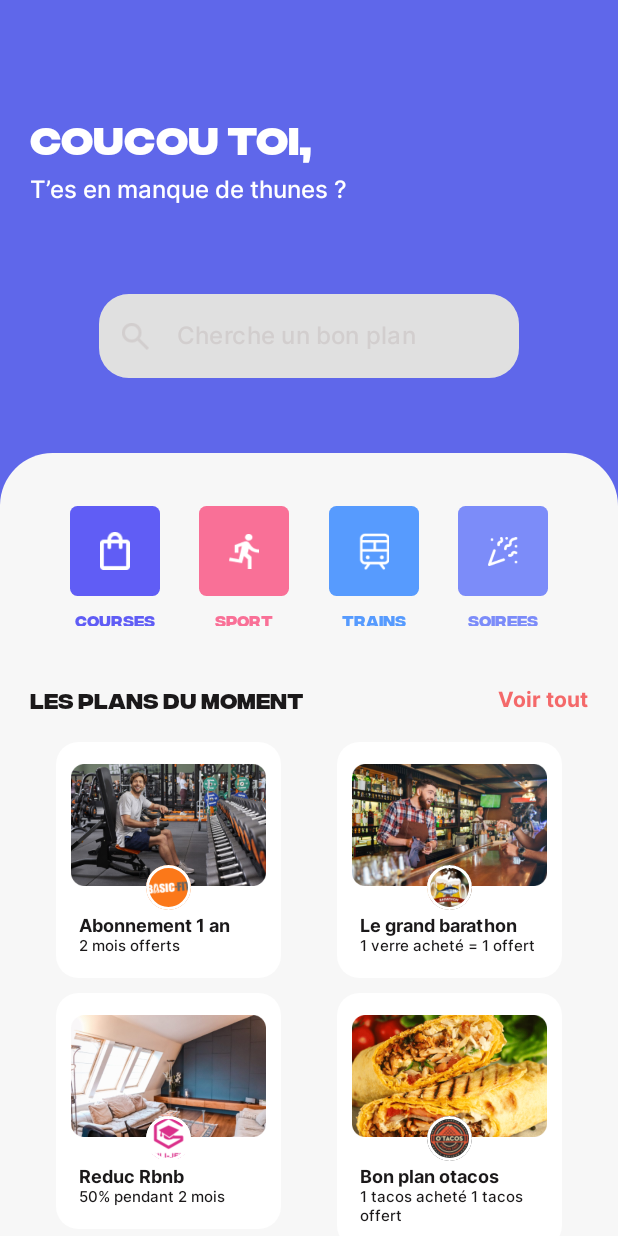
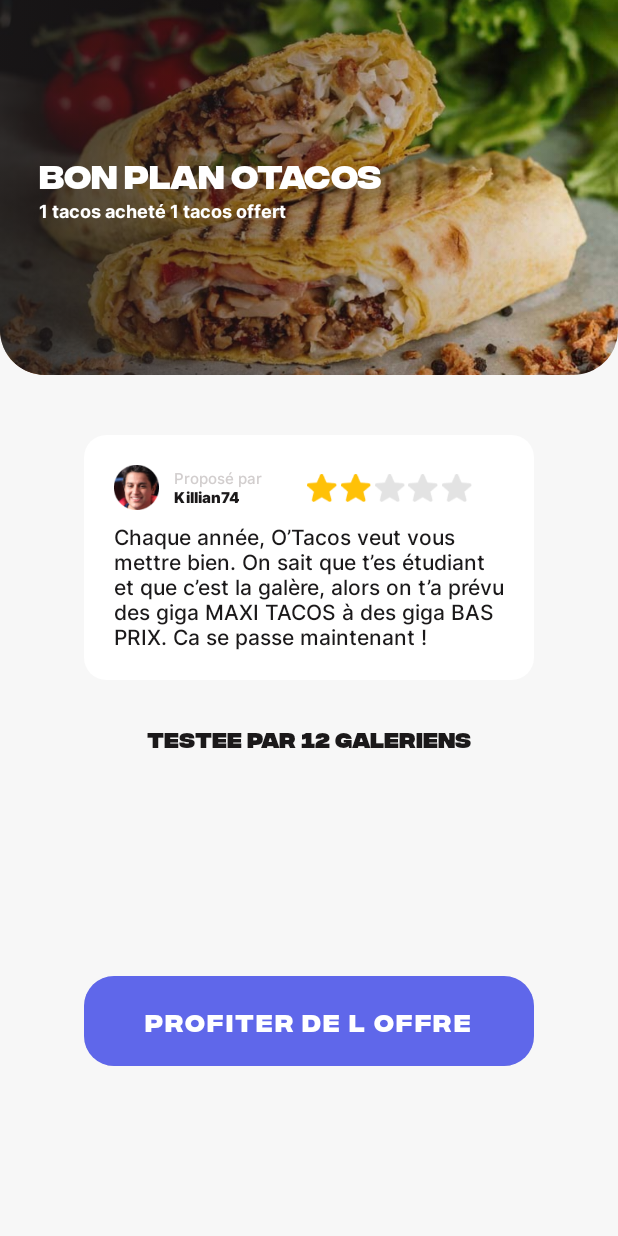
Before and after one commit to AzaWoodyy/PadSou, an Android app built with Jetpack Compose: the screen it shows after launch (MainActivity), on a phone screen of 412 x 824 dp. Run offline under Robolectric (Android 15) with nearby library versions, the phone set to English and light mode, and no system bars.

Commit message:
:lipstick: Designed the plan detail page

```diff
--- a/app/src/main/java/com/example/padsous/MainActivity.kt
+++ b/app/src/main/java/com/example/padsous/MainActivity.kt
@@ -10,8 +10,10 @@ import androidx.compose.material.Text
 import androidx.compose.runtime.Composable
 import androidx.compose.ui.Modifier
 import androidx.compose.ui.tooling.preview.Preview
+import com.example.padsous.models.Plan
 import com.example.padsous.screens.HomePage
 import com.example.padsous.screens.OnBoarding
+import com.example.padsous.screens.PlanDetail
 import com.example.padsous.ui.theme.PadSousTheme
 
 class MainActivity : ComponentActivity() {
@@ -33,7 +35,9 @@ class MainActivity : ComponentActivity() {
 
 @Composable
 fun Greeting() {
-    HomePage()
+    val plan1: Plan = Plan(id = 8, name = "Bon plan otacos", description = "1 tacos acheté 1 tacos offert", descImage = R.drawable.kebabdesc, image = R.drawable.kebabimg, nbTesters = 12)
+
+    PlanDetail(plan1)
 }
 
 @Preview(showBackground = true)
--- a/app/src/main/java/com/example/padsous/features/homepage/content/DetailContent.kt
+++ b/app/src/main/java/com/example/padsous/features/homepage/content/DetailContent.kt
@@ -23,14 +23,14 @@ import com.google.accompanist.flowlayout.MainAxisAlignment
 
 @Composable
 fun DetailContent() {
-    val plan1: Plan = Plan(id = 1, name = "Abonnement 1 an", description = "2 mois offerts", descImage = R.drawable.sportdesc, image = R.drawable.sportimg)
-    val plan2: Plan = Plan(id = 2, name = "Le grand barathon", description = "1 verre acheté = 1 offert", descImage = R.drawable.bardesc, image = R.drawable.barimg)
-    val plan3: Plan = Plan(id = 3, name = "Reduc Rbnb", description = "50% pendant 2 mois", descImage = R.drawable.hosteldesc, image = R.drawable.hostelimg)
-    val plan4: Plan = Plan(id = 4, name = "Bon plan otacos", description = "1 tacos acheté 1 tacos offert", descImage = R.drawable.kebabdesc, image = R.drawable.kebabimg)
-    val plan5: Plan = Plan(id = 5, name = "Abonnement 1 an", description = "2 mois offerts", descImage = R.drawable.sportdesc, image = R.drawable.sportimg)
-    val plan6: Plan = Plan(id = 6, name = "Le grand barathon", description = "1 verre acheté = 1 offert", descImage = R.drawable.bardesc, image = R.drawable.barimg)
-    val plan7: Plan = Plan(id = 7, name = "Reduc Rbnb", description = "50% pendant 2 mois", descImage = R.drawable.hosteldesc, image = R.drawable.hostelimg)
-    val plan8: Plan = Plan(id = 8, name = "Bon plan otacos", description = "1 tacos acheté 1 tacos offert", descImage = R.drawable.kebabdesc, image = R.drawable.kebabimg)
+    val plan1: Plan = Plan(id = 1, name = "Abonnement 1 an", description = "2 mois offerts", descImage = R.drawable.sportdesc, image = R.drawable.sportimg, nbTesters = 25)
+    val plan2: Plan = Plan(id = 2, name = "Le grand barathon", description = "1 verre acheté = 1 offert", descImage = R.drawable.bardesc, image = R.drawable.barimg, nbTesters = 25)
+    val plan3: Plan = Plan(id = 3, name = "Reduc Rbnb", description = "50% pendant 2 mois", descImage = R.drawable.hosteldesc, image = R.drawable.hostelimg, nbTesters = 25)
+    val plan4: Plan = Plan(id = 4, name = "Bon plan otacos", description = "1 tacos acheté 1 tacos offert", descImage = R.drawable.kebabdesc, image = R.drawable.kebabimg, nbTesters = 25)
+    val plan5: Plan = Plan(id = 5, name = "Abonnement 1 an", description = "2 mois offerts", descImage = R.drawable.sportdesc, image = R.drawable.sportimg, nbTesters = 25)
+    val plan6: Plan = Plan(id = 6, name = "Le grand barathon", description = "1 verre acheté = 1 offert", descImage = R.drawable.bardesc, image = R.drawable.barimg, nbTesters = 25)
+    val plan7: Plan = Plan(id = 7, name = "Reduc Rbnb", description = "50% pendant 2 mois", descImage = R.drawable.hosteldesc, image = R.drawable.hostelimg, nbTesters = 25)
+    val plan8: Plan = Plan(id = 8, name = "Bon plan otacos", description = "1 tacos acheté 1 tacos offert", descImage = R.drawable.kebabdesc, image = R.drawable.kebabimg, nbTesters = 25)
     val plans = listOf(plan1, plan2, plan3, plan4, plan5, plan6, plan7, plan8)
 
     Column (
--- /dev/null
+++ b/app/src/main/java/com/example/padsous/features/plandetail/PlanDetaiContent.kt
@@ -0,0 +1,40 @@
+package com.example.padsous.features.plandetail
+
+import androidx.compose.foundation.background
+import androidx.compose.foundation.layout.*
+import androidx.compose.foundation.shape.RoundedCornerShape
+import androidx.compose.material.Button
+import androidx.compose.material.ButtonDefaults
+import androidx.compose.material.Text
+import androidx.compose.runtime.Composable
+import androidx.compose.ui.Alignment
+import androidx.compose.ui.Modifier
+import androidx.compose.ui.draw.clip
+import androidx.compose.ui.graphics.Color
+import androidx.compose.ui.text.font.FontWeight
+import androidx.compose.ui.unit.dp
+import androidx.compose.ui.unit.sp
+import com.example.padsous.models.Plan
+import com.example.padsous.ui.theme.*
+
+@Composable
+fun PlanDetailContent(planId: Int, nbTesters: Int) {
+
+
+    Column(
+        horizontalAlignment = Alignment.CenterHorizontally,
+        modifier = Modifier
+            .fillMaxWidth()
+            .padding(top = 40.dp)
+    ) {
+        Comment()
+        Spacer(modifier = Modifier.height(30.dp))
+        Text(
+            text = "TESTEE PAR $nbTesters GALERIENS",
+            color = AlmostBlackCustom,
+            fontFamily = IntegralCf,
+            fontSize = 14.sp,
+            fontWeight = FontWeight.Black
+        )
+    }
+}
--- /dev/null
+++ b/app/src/main/java/com/example/padsous/features/plandetail/PlanDetaiFooter.kt
@@ -0,0 +1,49 @@
+package com.example.padsous.features.plandetail
+
+import androidx.compose.foundation.background
+import androidx.compose.foundation.layout.*
+import androidx.compose.foundation.shape.RoundedCornerShape
+import androidx.compose.material.Button
+import androidx.compose.material.ButtonDefaults
+import androidx.compose.material.Text
+import androidx.compose.runtime.Composable
+import androidx.compose.ui.Alignment
+import androidx.compose.ui.Modifier
+import androidx.compose.ui.draw.clip
+import androidx.compose.ui.graphics.Color
+import androidx.compose.ui.text.font.FontWeight
+import androidx.compose.ui.unit.dp
+import androidx.compose.ui.unit.sp
+import com.example.padsous.ui.theme.BlueCustom
+import com.example.padsous.ui.theme.IntegralCf
+import com.example.padsous.ui.theme.MediumGreyCustom
+
+@Composable
+fun PlanDetailFooter() {
+    Column(
+        horizontalAlignment = Alignment.CenterHorizontally,
+        modifier = Modifier
+            .offset(y = 150.dp)
+    ) {
+        Button(
+            onClick = { /*TODO*/ },
+            Modifier
+                .width(300.dp)
+                .clip(shape = RoundedCornerShape(20.dp))
+                .height(60.dp),
+
+            colors = ButtonDefaults.buttonColors(
+                backgroundColor = BlueCustom,
+                contentColor = Color.White
+            )
+        ) {
+            Text(
+                color = Color.White,
+                fontFamily = IntegralCf,
+                fontSize = 16.sp,
+                fontWeight = FontWeight.Bold,
+                text = "PROFITER DE L OFFRE"
+            )
+        }
+    }
+}
--- /dev/null
+++ b/app/src/main/java/com/example/padsous/features/plandetail/PlanDetaiHeader.kt
@@ -0,0 +1,81 @@
+package com.example.padsous.features.plandetail
+
+import androidx.compose.foundation.Image
+import androidx.compose.foundation.background
+import androidx.compose.foundation.layout.*
+import androidx.compose.foundation.shape.RoundedCornerShape
+import androidx.compose.material.Text
+import androidx.compose.runtime.*
+import androidx.compose.ui.Alignment
+import androidx.compose.ui.Modifier
+import androidx.compose.ui.draw.clip
+import androidx.compose.ui.graphics.BlendMode
+import androidx.compose.ui.graphics.Brush
+import androidx.compose.ui.graphics.Color
+import androidx.compose.ui.graphics.ColorFilter
+import androidx.compose.ui.layout.ContentScale
+import androidx.compose.ui.res.painterResource
+import androidx.compose.ui.text.font.FontWeight
+import androidx.compose.ui.unit.dp
+import androidx.compose.ui.unit.sp
+import com.example.padsous.ui.theme.*
+
+@Composable
+fun PlanDetailHeader(img: Int, title: String, subtitle: String) {
+    val gradient = Brush.horizontalGradient(
+        colors = listOf(AlmostBlackOpacityCustom, Color.Transparent),
+    )
+
+    Column(
+        horizontalAlignment = Alignment.CenterHorizontally,
+        modifier = Modifier
+            .fillMaxWidth()
+    ) {
+        Box(
+            modifier = Modifier
+                .fillMaxWidth()
+                .height(250.dp)
+        )
+        {
+            Image(
+                painter = painterResource(id = img),
+                contentScale = ContentScale.Crop,
+                modifier = Modifier
+                    .fillMaxWidth()
+                    .clip(shape = RoundedCornerShape(0.dp, 0.dp, 30.dp, 30.dp))
+                    .fillMaxHeight(),
+                contentDescription = "img"
+            )
+            Box(modifier = Modifier
+                .matchParentSize()
+                .clip(RoundedCornerShape(0.dp, 0.dp, 30.dp, 30.dp))
+                .background(gradient))
+            Column(
+                verticalArrangement = Arrangement.Center,
+                horizontalAlignment = Alignment.Start,
+                modifier = Modifier
+                    .fillMaxWidth()
+                    .fillMaxHeight()
+                    .padding(16.dp)
+                    .padding(start = 10.dp)
+            ) {
+                Text(
+                    title,
+                    color = Color.White,
+                    fontFamily = IntegralCf,
+                    fontSize = 22.sp,
+                    fontWeight = FontWeight.Bold
+                )
+                Spacer(modifier = Modifier.padding(top = 5.dp))
+                Text(
+                    subtitle,
+                    color = Color.White,
+                    fontFamily = Inter,
+                    fontSize = 12.sp,
+                    fontWeight = FontWeight.Bold
+                )
+            }
+
+        }
+    }
+}
--- /dev/null
+++ b/app/src/main/java/com/example/padsous/features/plandetail/comment.kt
@@ -0,0 +1,73 @@
+package com.example.padsous.features.plandetail
+
+import androidx.compose.foundation.Image
+import androidx.compose.foundation.background
+import androidx.compose.foundation.layout.*
+import androidx.compose.foundation.shape.RoundedCornerShape
+import androidx.compose.material.Text
+import androidx.compose.runtime.Composable
+import androidx.compose.ui.Alignment
+import androidx.compose.ui.Modifier
+import androidx.compose.ui.draw.clip
+import androidx.compose.ui.graphics.Color
+import androidx.compose.ui.res.painterResource
+import androidx.compose.ui.text.font.FontWeight
+import androidx.compose.ui.unit.dp
+import androidx.compose.ui.unit.sp
+import com.example.padsous.R
+import com.example.padsous.ui.theme.AlmostBlackCustom
+import com.example.padsous.ui.theme.IntegralCf
+import com.example.padsous.ui.theme.Inter
+import com.example.padsous.ui.theme.LightGreyCustom
+
+@Composable
+fun Comment() {
+    Column(
+        modifier = Modifier
+            .width(300.dp)
+            .clip(shape = RoundedCornerShape(15.dp))
+            .background(Color.White)
+            .padding(20.dp)
+    ) {
+        Row(
+            verticalAlignment = Alignment.CenterVertically,
+            modifier = Modifier.fillMaxWidth()
+        ) {
+            Image(
+                painter = painterResource(id = R.drawable.pfp1),
+                modifier = Modifier
+                    .width(30.dp)
+                    .height(30.dp),
+                contentDescription = "img"
+            )
+            Column(
+                modifier = Modifier.padding(start = 10.dp)
+            ) {
+                Text(
+                    text = "Proposé par",
+                    color = LightGreyCustom,
+                    fontFamily = Inter,
+                    fontSize = 10.sp,
+                    fontWeight = FontWeight.Medium
+                )
+                Text(
+                    text = "Killian74",
+                    color = AlmostBlackCustom,
+                    fontFamily = Inter,
+                    fontSize = 10.sp,
+                    fontWeight = FontWeight.Black
+                )
+            }
+            Spacer(modifier = Modifier.padding(start = 30.dp))
+            Stars(2)
+        }
+        Spacer(modifier = Modifier.height(10.dp))
+        Text(
+            text = "Chaque année, O’Tacos veut vous mettre bien. On sait que t’es étudiant et que c’est la galère, alors on t’a prévu des giga MAXI TACOS à des giga BAS PRIX. Ca se passe maintenant !",
+            color = AlmostBlackCustom,
+            fontFamily = Inter,
+            fontSize = 14.sp,
+            fontWeight = FontWeight.Medium
+        )
+    }
+}
--- /dev/null
+++ b/app/src/main/java/com/example/padsous/features/plandetail/stars.kt
@@ -0,0 +1,36 @@
+package com.example.padsous.features.plandetail
+
+import androidx.compose.foundation.Image
+import androidx.compose.foundation.layout.Arrangement
+import androidx.compose.foundation.layout.Row
+import androidx.compose.foundation.layout.height
+import androidx.compose.foundation.layout.width
+import androidx.compose.runtime.Composable
+import androidx.compose.ui.Modifier
+import androidx.compose.ui.res.painterResource
+import androidx.compose.ui.unit.dp
+import com.example.padsous.R
+
+@Composable
+fun Stars(nb: Int) {
+    Row (
+        horizontalArrangement = Arrangement.SpaceBetween,
+        modifier = Modifier
+            .width(110.dp)
+            ){
+        for (i in 1..nb) {
+            Image(
+                painter = painterResource(id = R.drawable.yellowstar),
+                modifier = Modifier.height(20.dp).width(20.dp),
+                contentDescription = "img"
+            )
+        }
+        for (i in 1..5 - nb) {
+            Image(
+                painter = painterResource(id = R.drawable.greystar),
+                modifier = Modifier.height(20.dp).width(20.dp),
+                contentDescription = "img"
+            )
+        }
+    }
+}
--- a/app/src/main/java/com/example/padsous/models/Plan.kt
+++ b/app/src/main/java/com/example/padsous/models/Plan.kt
@@ -5,5 +5,6 @@ data class Plan(
     val name: String,
     val description: String,
     val descImage: Int,
+    val nbTesters: Int,
     val image: Int
 )
--- /dev/null
+++ b/app/src/main/java/com/example/padsous/screens/PlanDetail.kt
@@ -0,0 +1,30 @@
+package com.example.padsous.screens
+
+import androidx.compose.foundation.background
+import androidx.compose.foundation.layout.*
+import androidx.compose.material.Text
+import androidx.compose.runtime.Composable
+import androidx.compose.ui.Alignment
+import androidx.compose.ui.Modifier
+import androidx.compose.ui.layout.ContentScale
+import androidx.compose.ui.unit.dp
+import com.example.padsous.features.homepage.content.SearchBar
+import com.example.padsous.features.plandetail.PlanDetailContent
+import com.example.padsous.features.plandetail.PlanDetailFooter
+import com.example.padsous.features.plandetail.PlanDetailHeader
+import com.example.padsous.models.Plan
+import com.example.padsous.ui.theme.MediumGreyCustom
+
+@Composable
+fun PlanDetail(plan: Plan) {
+    Column(
+        horizontalAlignment = Alignment.CenterHorizontally,
+        modifier = Modifier
+            .fillMaxSize()
+            .background(MediumGreyCustom)
+    ) {
+        PlanDetailHeader(plan.descImage, plan.name, plan.description)
+        PlanDetailContent(planId = plan.id, nbTesters = plan.nbTesters)
+        PlanDetailFooter()
+    }
+}
--- a/app/src/main/java/com/example/padsous/ui/theme/Color.kt
+++ b/app/src/main/java/com/example/padsous/ui/theme/Color.kt
@@ -8,6 +8,7 @@ val SalmonCustom = Color(0xFFF97097)
 val PinkCustom = Color(0xFFFC77A6)
 val AlmostBlackCustom = Color(0xFF1B191A)
 val GreyCustom = Color(0xFFA6A6A6)
+val AlmostBlackOpacityCustom = Color(0xCC1B191A)
 val LightGreyCustom = Color(0xFFD2CECE)
 val MediumGreyCustom = Color(0xFFF7F7F7)
 val DarkGreyCustom = Color(0xFF747685)
```
Also changed, not shown: app/src/main/res/drawable-v24/greystar.png (added), app/src/main/res/drawable-v24/kebabdesc.jpg (added), app/src/main/res/drawable-v24/kebabdesc.png (deleted), app/src/main/res/drawable-v24/pfp1.png (added), app/src/main/res/drawable-v24/yellowstar.png (added).
